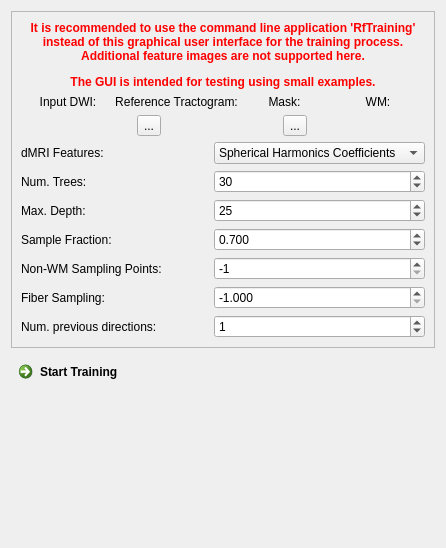
Above: Plugins/org.mitk.gui.qt.diffusionimaging.tractography/src/internal/QmitkMLBTViewControls.ui from MITK/MITK before the change. Below: the same form after it.
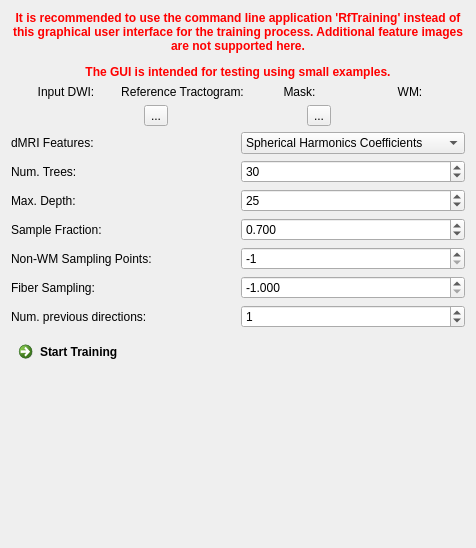
That is the form after the change. Icons and pictures are not drawn.

What changed in the file:
```diff
--- a/Plugins/org.mitk.gui.qt.diffusionimaging.tractography/src/internal/QmitkMLBTViewControls.ui
+++ b/Plugins/org.mitk.gui.qt.diffusionimaging.tractography/src/internal/QmitkMLBTViewControls.ui
@@ -6,7 +6,7 @@
    <rect>
     <x>0</x>
     <y>0</y>
-    <width>446</width>
+    <width>476</width>
     <height>548</height>
    </rect>
   </property>
@@ -17,12 +17,24 @@
    <item row="0" column="0">
     <widget class="QFrame" name="frame_2">
      <property name="frameShape">
-      <enum>QFrame::StyledPanel</enum>
+      <enum>QFrame::NoFrame</enum>
      </property>
      <property name="frameShadow">
       <enum>QFrame::Raised</enum>
      </property>
      <layout class="QGridLayout" name="gridLayout_2">
+      <property name="leftMargin">
+       <number>0</number>
+      </property>
+      <property name="topMargin">
+       <number>0</number>
+      </property>
+      <property name="rightMargin">
+       <number>0</number>
+      </property>
+      <property name="bottomMargin">
+       <number>0</number>
+      </property>
       <item row="2" column="0">
        <widget class="QFrame" name="frame_6">
         <property name="frameShape">
```
